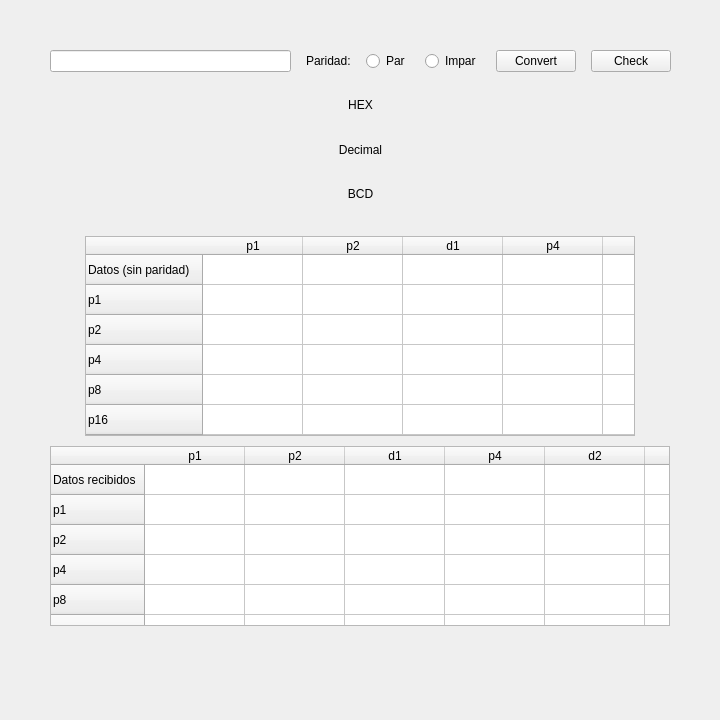
Qt form mainwindow.ui (JassonRM/Hamming) before a commit.
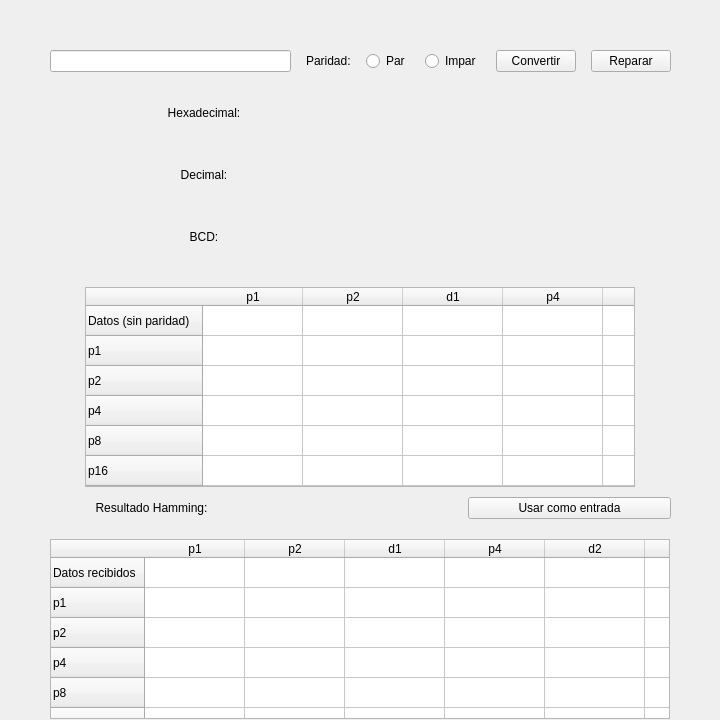
The same form after that commit.

Commit message: Copiar entrada

What changed in the file:
```diff
--- a/mainwindow.ui
+++ b/mainwindow.ui
@@ -26,7 +26,7 @@
       <x>0</x>
       <y>0</y>
       <width>721</width>
-      <height>721</height>
+      <height>831</height>
      </rect>
     </property>
     <layout class="QVBoxLayout" name="verticalLayout">
@@ -83,23 +83,49 @@
        <item>
         <widget class="QPushButton" name="convertBtn">
          <property name="text">
-          <string>Convert</string>
+          <string>Convertir</string>
          </property>
         </widget>
        </item>
        <item>
         <widget class="QPushButton" name="checkBtn">
          <property name="text">
-          <string>Check</string>
+          <string>Reparar</string>
          </property>
         </widget>
        </item>
       </layout>
+     </item>
+     <item>
+      <layout class="QHBoxLayout" name="horizontalLayout_3">
+       <item>
+        <widget class="QLabel" name="label_3">
+         <property name="text">
+          <string>Hexadecimal:</string>
+         </property>
+         <property name="alignment">
+          <set>Qt::AlignCenter</set>
+         </property>
+        </widget>
      </item>
      <item>
       <widget class="QLabel" name="hexaLabel">
        <property name="text">
-        <string>HEX</string>
+          <string> </string>
+         </property>
+         <property name="alignment">
+          <set>Qt::AlignCenter</set>
+         </property>
+        </widget>
+       </item>
+      </layout>
+     </item>
+     <item>
+      <layout class="QHBoxLayout" name="horizontalLayout_4">
+       <item>
+        <widget class="QLabel" name="label_4">
+         <property name="text">
+          <string>Decimal:</string>
        </property>
        <property name="alignment">
         <set>Qt::AlignCenter</set>
@@ -109,7 +135,7 @@
      <item>
       <widget class="QLabel" name="decimalLabel">
        <property name="text">
-        <string>Decimal</string>
+          <string/>
        </property>
        <property name="textFormat">
         <enum>Qt::AutoText</enum>
@@ -119,15 +145,31 @@
        </property>
       </widget>
      </item>
+      </layout>
+     </item>
+     <item>
+      <layout class="QHBoxLayout" name="horizontalLayout_5">
+       <item>
+        <widget class="QLabel" name="label_5">
+         <property name="text">
+          <string>BCD:</string>
+         </property>
+         <property name="alignment">
+          <set>Qt::AlignCenter</set>
+         </property>
+        </widget>
+       </item>
      <item>
       <widget class="QLabel" name="bcdLabel">
        <property name="text">
-        <string>BCD</string>
+          <string/>
        </property>
        <property name="alignment">
         <set>Qt::AlignCenter</set>
        </property>
       </widget>
+       </item>
+      </layout>
      </item>
      <item alignment="Qt::AlignHCenter">
       <widget class="QTableWidget" name="hammingTable">
@@ -303,6 +345,34 @@
        </item>
       </widget>
      </item>
+     <item>
+      <layout class="QHBoxLayout" name="horizontalLayout_2">
+       <item>
+        <widget class="QLabel" name="label_2">
+         <property name="text">
+          <string>Resultado Hamming:</string>
+         </property>
+         <property name="alignment">
+          <set>Qt::AlignCenter</set>
+         </property>
+        </widget>
+       </item>
+       <item>
+        <widget class="QLabel" name="hammingResult">
+         <property name="text">
+          <string/>
+         </property>
+        </widget>
+       </item>
+       <item>
+        <widget class="QPushButton" name="copyBtn">
+         <property name="text">
+          <string>Usar como entrada</string>
+         </property>
+        </widget>
+       </item>
+      </layout>
+     </item>
      <item alignment="Qt::AlignHCenter">
       <widget class="QTableWidget" name="repairTable">
        <property name="sizePolicy">
```
Lines whose indentation alone changed are shown as unchanged. The commit also changes 3 other files.
